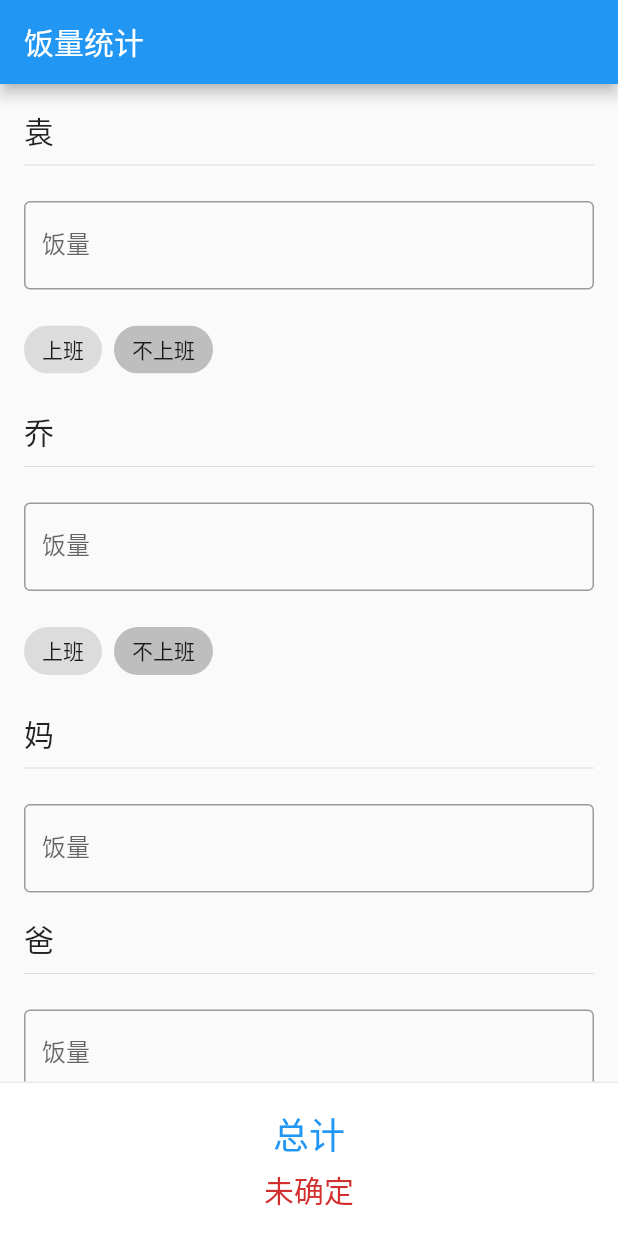
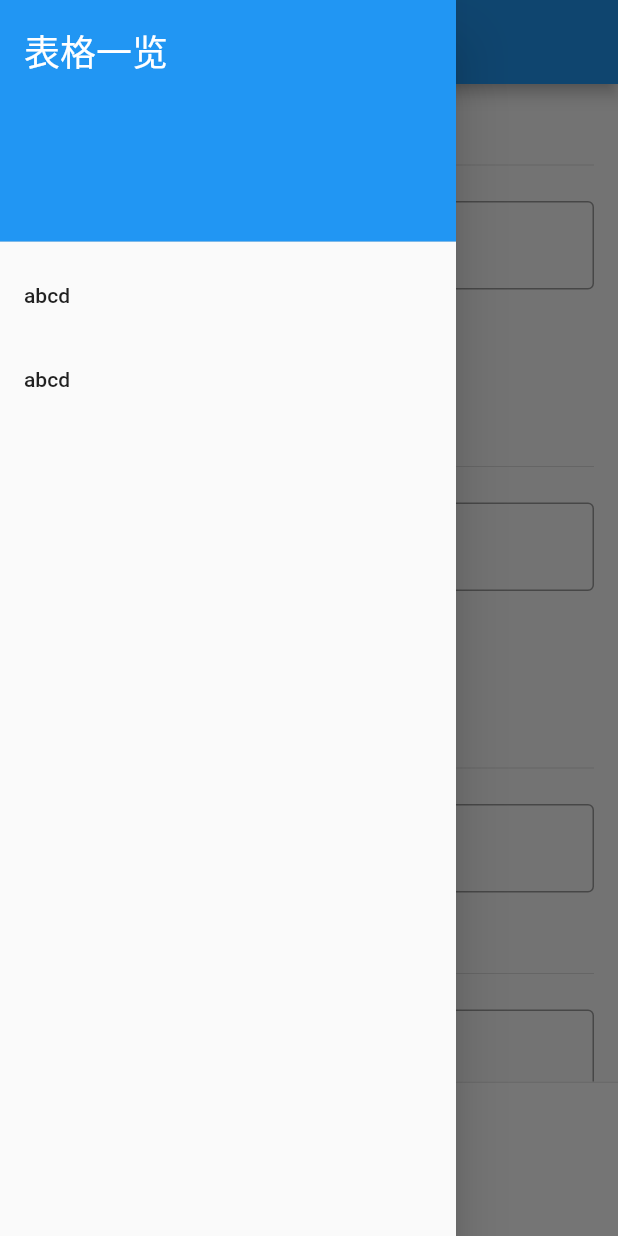
Before and after one commit to lvsecoto/dinner_app, a Flutter app: the screen it shows after launch, with the side drawer open (before the commit the screen has no drawer), on a phone screen of 412 x 824 dp. Run offline on Flutter 3.47's test engine with Material 2 defaults, Android fonts, the phone set to English and light mode, and no system bars.

Commit message:
新增表格布局

```diff
--- a/lib/ui/statistics/widget/content_widget.dart
+++ b/lib/ui/statistics/widget/content_widget.dart
@@ -6,8 +6,33 @@ import 'widget.dart';
 class StatisticsContentWidget extends StatelessWidget {
   @override
   Widget build(BuildContext context) {
+    final theme = Theme.of(context);
     return Scaffold(
       appBar: AppBar(title: Text("饭量统计")),
+      drawer: Drawer(
+        child: ListView(
+          padding: EdgeInsets.zero,
+          children: <Widget>[
+            DrawerHeader(
+              child: Text("表格一览",
+                style: TextStyle(
+                  color: Colors.white,
+                  fontSize: 24,
+                ),
+              ),
+              decoration: BoxDecoration(
+                color: theme.primaryColor,
+              ),
+            ),
+            ListTile(
+              title: Text("abcd"),
+            ),
+            ListTile(
+              title: Text("abcd"),
+            )
+          ],
+        ),
+      ),
       body: Column(
         crossAxisAlignment: CrossAxisAlignment.stretch,
         children: <Widget>[
```
